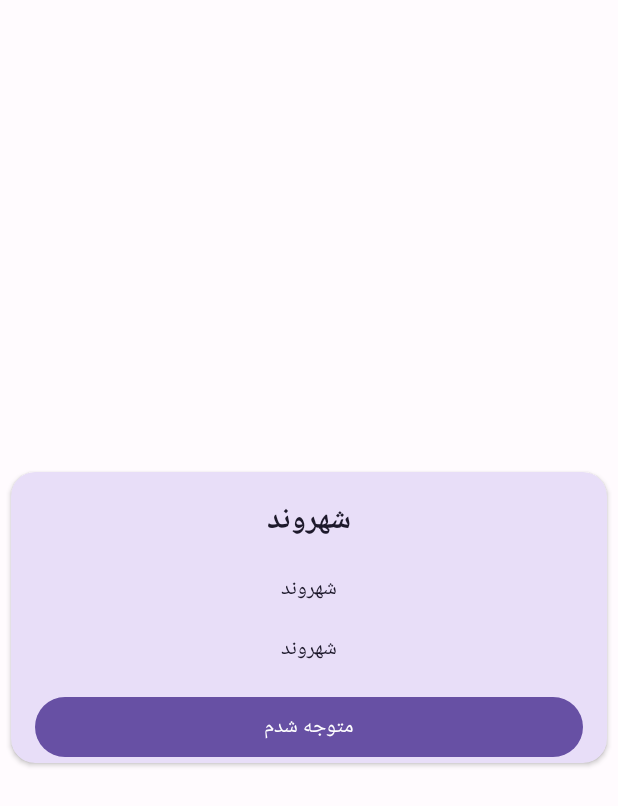
After one commit to IamRezaMousavi/Mafia, an Android app: the layout dialog_role.xml on its own in the app's theme, with its tools: preview values and no code run, on a phone screen of 412 x 824 dp. The commit adds this screen. Shown: the top 806 px of the screen. Run offline under Robolectric (Android 15) with nearby library versions, the phone set to English and light mode, and no system bars.

Commit message:
create custom dialog

```diff
--- a/app/src/main/java/com/github/iamrezamousavi/mafia/ui/view/PlayerRoleActivity.kt
+++ b/app/src/main/java/com/github/iamrezamousavi/mafia/ui/view/PlayerRoleActivity.kt
@@ -1,9 +1,7 @@
 package com.github.iamrezamousavi.mafia.ui.view
 
-import android.content.DialogInterface
 import android.os.Bundle
 import android.widget.Toast
-import androidx.appcompat.app.AlertDialog
 import androidx.appcompat.app.AppCompatActivity
 import androidx.lifecycle.ViewModelProvider
 import androidx.recyclerview.widget.GridLayoutManager
@@ -54,16 +52,8 @@ class PlayerRoleActivity : AppCompatActivity() {
             ArrayList(roleViewModel.getPlayers().value ?: ArrayList()),
             onSelect = { player ->
                 val role = roleViewModel.getRole(player)
-
-                AlertDialog.Builder(this)
-                    .setTitle(role)
-                    .setMessage("${player.name}: $role")
-                    .setPositiveButton(
-                        R.string.ok_button,
-                        DialogInterface.OnClickListener { dialog, _ ->
-                            dialog.cancel()
-                        })
-                    .show()
+                val roleDialog = RoleDialog(this, role)
+                roleDialog.show()
             }
         )
         binding.playerRoleList.adapter = playerRoleAdapter
--- /dev/null
+++ b/app/src/main/java/com/github/iamrezamousavi/mafia/ui/view/RoleDialog.kt
@@ -0,0 +1,29 @@
+package com.github.iamrezamousavi.mafia.ui.view
+
+import android.content.Context
+import android.graphics.Color
+import android.graphics.drawable.ColorDrawable
+import android.os.Bundle
+import androidx.appcompat.app.AlertDialog
+import com.github.iamrezamousavi.mafia.databinding.DialogRoleBinding
+
+class RoleDialog(context: Context, private val role: String) : AlertDialog(context) {
+    private lateinit var binding: DialogRoleBinding
+
+    override fun onCreate(savedInstanceState: Bundle?) {
+        super.onCreate(savedInstanceState)
+        binding = DialogRoleBinding.inflate(layoutInflater)
+        setContentView(binding.root)
+
+        if (window != null) {
+            window!!.setBackgroundDrawable(ColorDrawable(Color.TRANSPARENT))
+        }
+
+        binding.titleText.text = role
+
+        binding.okButton.setOnClickListener {
+            dismiss()
+        }
+
+    }
+}
--- /dev/null
+++ b/app/src/main/res/layout/dialog_role.xml
@@ -0,0 +1,63 @@
+<?xml version="1.0" encoding="utf-8"?>
+<androidx.cardview.widget.CardView xmlns:android="http://schemas.android.com/apk/res/android"
+    xmlns:app="http://schemas.android.com/apk/res-auto"
+    android:layout_width="match_parent"
+    android:layout_height="wrap_content"
+    android:layout_gravity="center"
+    android:gravity="center"
+    app:cardBackgroundColor="@color/md_theme_secondaryContainer"
+    app:cardCornerRadius="16dp"
+    app:cardUseCompatPadding="true">
+
+    <androidx.constraintlayout.widget.ConstraintLayout
+        android:layout_width="match_parent"
+        android:layout_height="match_parent">
+
+        <TextView
+            android:id="@+id/titleText"
+            android:layout_width="wrap_content"
+            android:layout_height="wrap_content"
+            android:layout_margin="16dp"
+            android:text="@string/citizen"
+            android:textColor="@color/md_theme_onSecondaryContainer"
+            android:textSize="20sp"
+            android:textStyle="bold"
+            app:layout_constraintEnd_toEndOf="parent"
+            app:layout_constraintStart_toStartOf="parent"
+            app:layout_constraintTop_toTopOf="parent" />
+
+        <TextView
+            android:id="@+id/sideText"
+            android:layout_width="wrap_content"
+            android:layout_height="wrap_content"
+            android:layout_margin="16dp"
+            android:text="@string/citizen"
+            android:textColor="@color/md_theme_onSecondaryContainer"
+            app:layout_constraintEnd_toEndOf="parent"
+            app:layout_constraintStart_toStartOf="parent"
+            app:layout_constraintTop_toBottomOf="@id/titleText" />
+
+        <TextView
+            android:id="@+id/descriptionText"
+            android:layout_width="wrap_content"
+            android:layout_height="wrap_content"
+            android:layout_margin="16dp"
+            android:text="@string/citizen"
+            android:textColor="@color/md_theme_onSecondaryContainer"
+            app:layout_constraintEnd_toEndOf="parent"
+            app:layout_constraintStart_toStartOf="parent"
+            app:layout_constraintTop_toBottomOf="@id/sideText" />
+
+        <Button
+            android:id="@+id/okButton"
+            android:layout_width="match_parent"
+            android:layout_height="wrap_content"
+            android:layout_margin="16dp"
+            android:text="@string/ok_button"
+            app:layout_constraintEnd_toEndOf="parent"
+            app:layout_constraintStart_toStartOf="parent"
+            app:layout_constraintTop_toBottomOf="@id/descriptionText" />
+
+    </androidx.constraintlayout.widget.ConstraintLayout>
+
+</androidx.cardview.widget.CardView>
```
